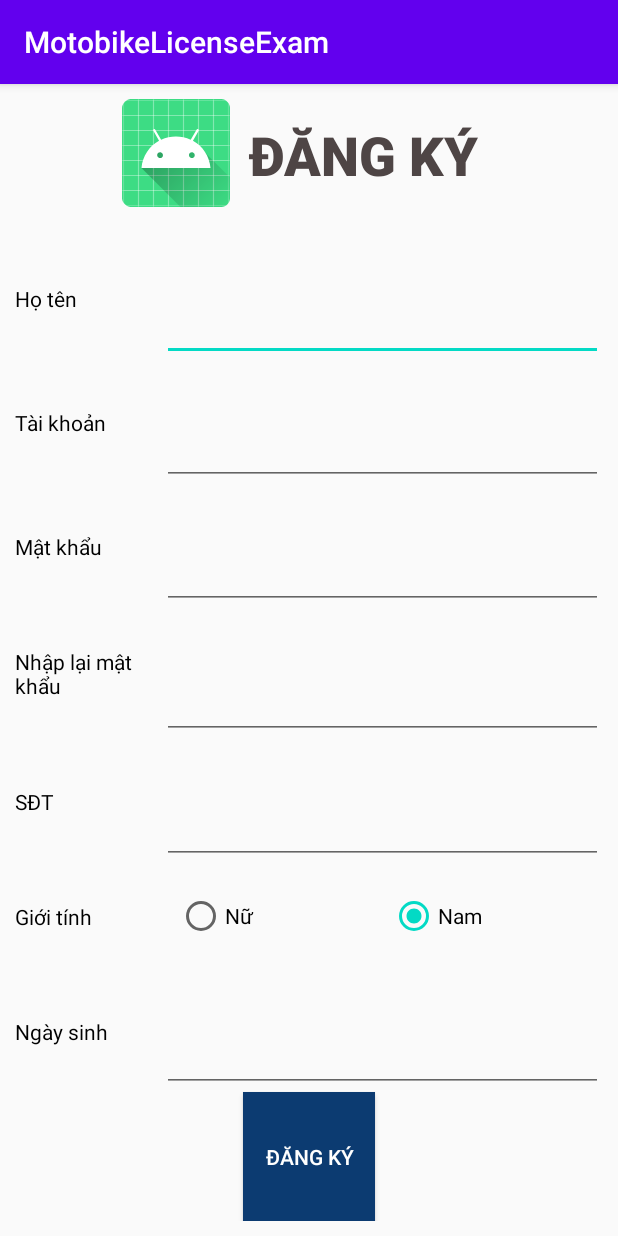
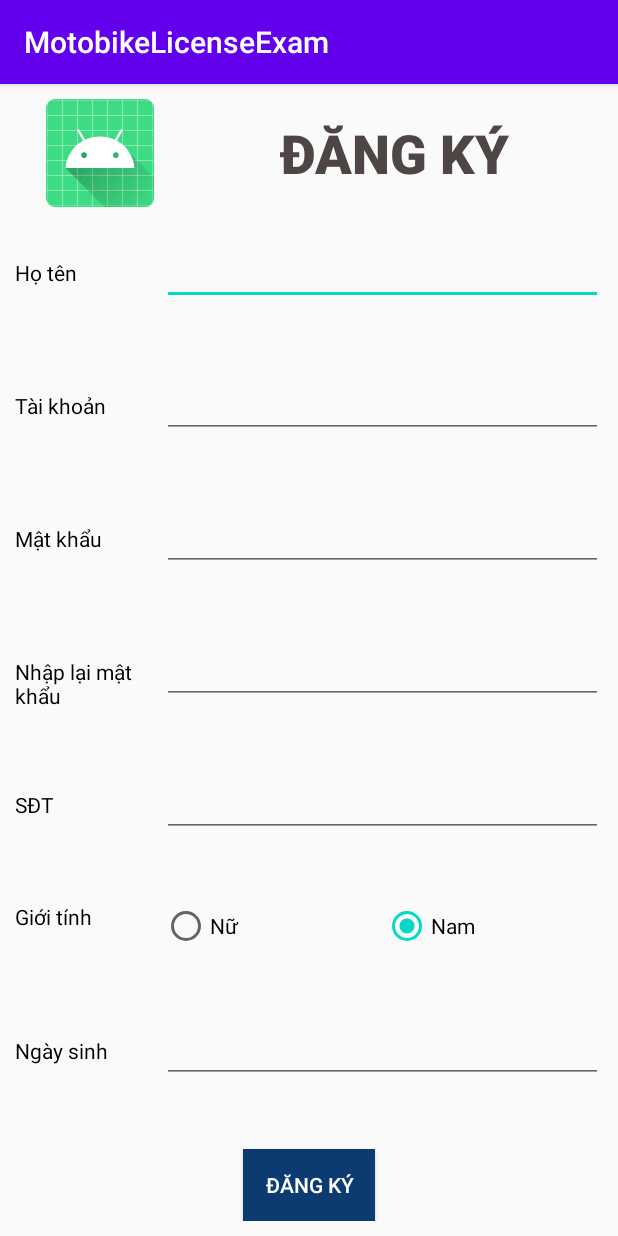
Before and after one commit to HarpuiaSaber/MotobikeLicenseExam, an Android app: the fragment SignupFragment shown on its own in the app's theme, on a phone screen of 412 x 824 dp. Run offline under Robolectric (Android 15) with nearby library versions, the phone set to English and light mode, and no system bars; our stand-ins replace Volley.

Commit message:
update sign up

```diff
--- a/app/src/main/res/layout/fragment_signup.xml
+++ b/app/src/main/res/layout/fragment_signup.xml
@@ -14,7 +14,7 @@
         android:orientation="vertical">
 
         <LinearLayout
-            android:layout_width="wrap_content"
+            android:layout_width="match_parent"
             android:layout_height="wrap_content"
             android:gravity="center"
             android:orientation="horizontal">
@@ -30,8 +30,8 @@
 
             <TextView
                 android:id="@+id/textView4"
-                android:layout_width="177dp"
-                android:layout_height="46dp"
+                android:layout_width="wrap_content"
+                android:layout_height="wrap_content"
                 android:layout_weight="1.5"
                 android:gravity="center"
                 android:text="ĐĂNG KÝ"
@@ -52,7 +52,7 @@
             <TextView
                 android:id="@+id/textView11"
                 android:layout_width="match_parent"
-                android:layout_height="match_parent"
+                android:layout_height="wrap_content"
                 android:layout_weight="1.5"
                 android:gravity="left|center"
                 android:text="Họ tên"
@@ -61,7 +61,7 @@
             <EditText
                 android:id="@+id/name"
                 android:layout_width="match_parent"
-                android:layout_height="match_parent"
+                android:layout_height="wrap_content"
                 android:layout_weight="0.5"
                 android:inputType="textPersonName"
                 android:text="" />
@@ -76,7 +76,7 @@
             <TextView
                 android:id="@+id/textView12"
                 android:layout_width="match_parent"
-                android:layout_height="match_parent"
+                android:layout_height="wrap_content"
                 android:layout_weight="1.5"
                 android:gravity="left|center"
                 android:text="Tài khoản"
@@ -85,7 +85,7 @@
             <EditText
                 android:id="@+id/username"
                 android:layout_width="match_parent"
-                android:layout_height="match_parent"
+                android:layout_height="wrap_content"
                 android:layout_weight="0.5"
                 android:inputType="textPersonName"
                 android:text="" />
@@ -100,7 +100,7 @@
             <TextView
                 android:id="@+id/textView13"
                 android:layout_width="match_parent"
-                android:layout_height="match_parent"
+                android:layout_height="wrap_content"
                 android:layout_weight="1.5"
                 android:gravity="left|center"
                 android:text="Mật khẩu"
@@ -109,7 +109,7 @@
             <EditText
                 android:id="@+id/password"
                 android:layout_width="match_parent"
-                android:layout_height="match_parent"
+                android:layout_height="wrap_content"
                 android:layout_weight="0.5"
                 android:inputType="textPassword"
                 android:text="" />
@@ -124,7 +124,7 @@
             <TextView
                 android:id="@+id/textView14"
                 android:layout_width="match_parent"
-                android:layout_height="match_parent"
+                android:layout_height="wrap_content"
                 android:layout_weight="1.5"
                 android:gravity="left|center"
                 android:text="Nhập lại mật khẩu"
@@ -133,7 +133,7 @@
             <EditText
                 android:id="@+id/passwordrepeat"
                 android:layout_width="match_parent"
-                android:layout_height="match_parent"
+                android:layout_height="wrap_content"
                 android:layout_weight="0.5"
                 android:inputType="textPassword"
                 android:text="" />
@@ -148,7 +148,7 @@
             <TextView
                 android:id="@+id/textView15"
                 android:layout_width="match_parent"
-                android:layout_height="match_parent"
+                android:layout_height="wrap_content"
                 android:layout_weight="1.5"
                 android:gravity="left|center"
                 android:text="SĐT"
@@ -157,7 +157,7 @@
             <EditText
                 android:id="@+id/phone"
                 android:layout_width="match_parent"
-                android:layout_height="match_parent"
+                android:layout_height="wrap_content"
                 android:layout_weight="0.5"
                 android:inputType="textPersonName"
                 android:text="" />
@@ -171,25 +171,25 @@
 
             <TextView
                 android:id="@+id/textView16"
-                android:layout_width="wrap_content"
-                android:layout_height="match_parent"
-                android:layout_weight="0.5"
+                android:layout_width="match_parent"
+                android:layout_height="wrap_content"
+                android:layout_weight="1.5"
                 android:gravity="left|center"
                 android:text="Giới tính"
                 android:textColor="#000000" />
 
 
             <RadioGroup
-                android:layout_width="wrap_content"
+                android:layout_width="match_parent"
                 android:layout_height="wrap_content"
-                android:layout_gravity="center"
-                android:layout_weight="1.5"
+                android:gravity="center"
+                android:layout_weight="0.5"
                 android:orientation="horizontal">
 
                 <RadioButton
                     android:id="@+id/female"
                     android:layout_width="match_parent"
-                    android:layout_height="match_parent"
+                    android:layout_height="wrap_content"
                     android:layout_weight="1"
                     android:text="Nữ"
                     android:textColor="#000000" />
@@ -197,7 +197,7 @@
                 <RadioButton
                     android:id="@+id/male"
                     android:layout_width="match_parent"
-                    android:layout_height="match_parent"
+                    android:layout_height="wrap_content"
                     android:layout_weight="1"
                     android:text="Nam"
                     android:textColor="#000000" />
@@ -214,7 +214,7 @@
             <TextView
                 android:id="@+id/textView17"
                 android:layout_width="match_parent"
-                android:layout_height="44dp"
+                android:layout_height="wrap_content"
                 android:layout_weight="1.5"
                 android:gravity="left|center"
                 android:text="Ngày sinh"
@@ -223,7 +223,7 @@
             <EditText
                 android:id="@+id/dob"
                 android:layout_width="match_parent"
-                android:layout_height="match_parent"
+                android:layout_height="wrap_content"
                 android:layout_weight="0.5"
                 android:text="" />
         </LinearLayout>
@@ -232,7 +232,6 @@
             android:id="@+id/signup"
             android:layout_width="wrap_content"
             android:layout_height="wrap_content"
-            android:layout_weight="1"
             android:background="#0C3B71"
             android:text="ĐĂNG KÝ"
             android:textColor="#FFFFFF" />
```
